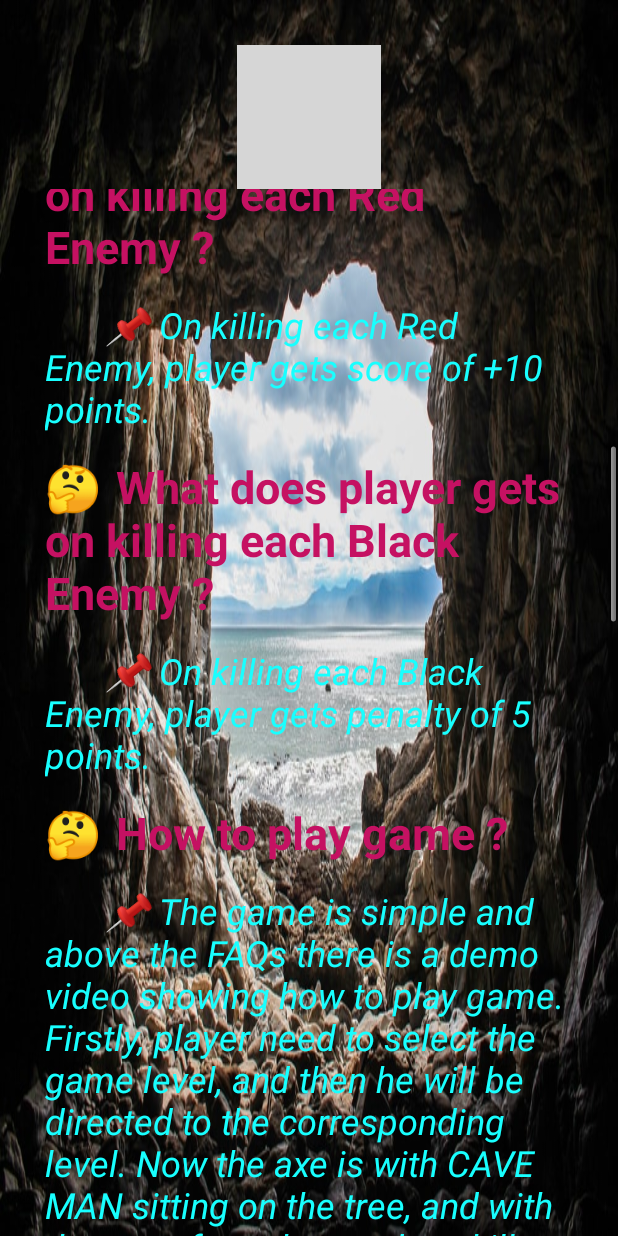
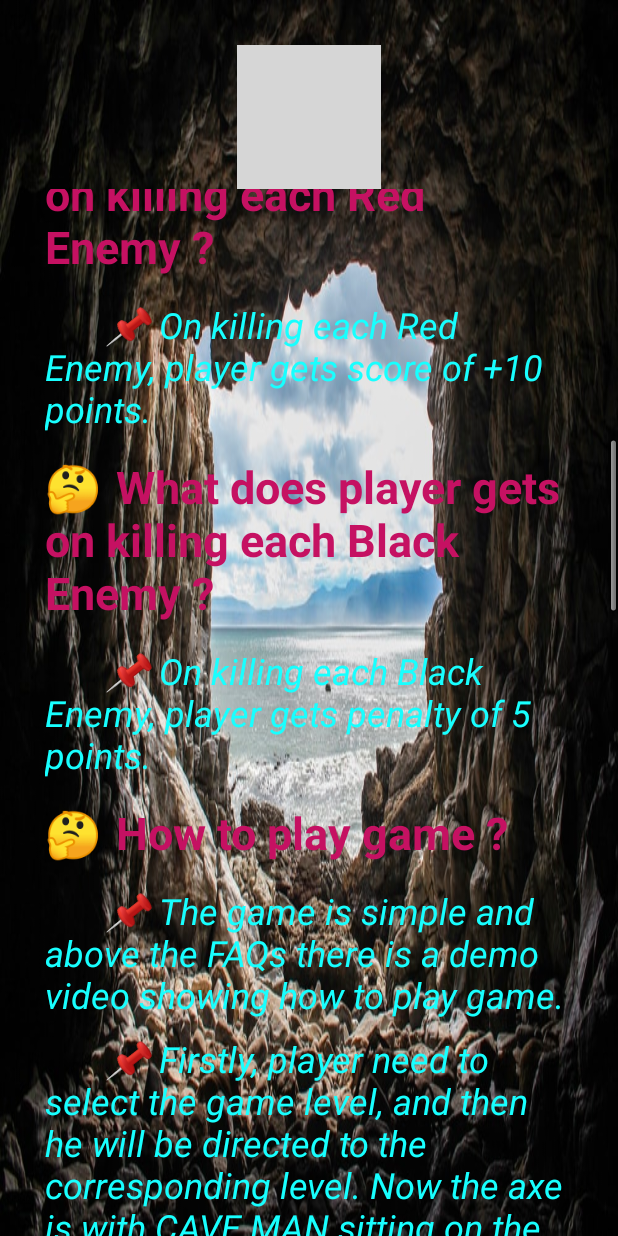
Before and after one commit to akash-rajak/Cave-Man-Game, an Android app: the layout help_layout.xml on its own in the app's theme, with its tools: preview values and no code run, scrolled down 976 dp, on a phone screen of 412 x 824 dp. Run offline under Robolectric (Android 15) with nearby library versions, the phone set to English and light mode, and no system bars; Roboto replaces fonts that are not available here; grey boxes are pictures that could not be loaded.

Commit message:
Splitted the ans section of how to play game

```diff
--- a/app/src/main/res/layout/help_layout.xml
+++ b/app/src/main/res/layout/help_layout.xml
@@ -191,7 +191,37 @@
                 android:layout_marginTop="15dip"
                 android:layout_marginLeft="30dip"
                 android:layout_marginRight="30dip"
-                android:text="@string/ans6"
+                android:text="@string/ans6line1"
+                android:textColor="#18FFFF"
+                android:textSize="24sp"
+                android:textStyle="italic" />
+            <TextView
+                android:layout_width="fill_parent"
+                android:layout_height="wrap_content"
+                android:layout_marginTop="10dip"
+                android:layout_marginLeft="30dip"
+                android:layout_marginRight="30dip"
+                android:text="@string/ans6line2"
+                android:textColor="#18FFFF"
+                android:textSize="24sp"
+                android:textStyle="italic" />
+            <TextView
+                android:layout_width="fill_parent"
+                android:layout_height="wrap_content"
+                android:layout_marginTop="10dip"
+                android:layout_marginLeft="30dip"
+                android:layout_marginRight="30dip"
+                android:text="@string/ans6line3"
+                android:textColor="#18FFFF"
+                android:textSize="24sp"
+                android:textStyle="italic" />
+            <TextView
+                android:layout_width="fill_parent"
+                android:layout_height="wrap_content"
+                android:layout_marginTop="10dip"
+                android:layout_marginLeft="30dip"
+                android:layout_marginRight="30dip"
+                android:text="@string/ans6line4"
                 android:textColor="#18FFFF"
                 android:textSize="24sp"
                 android:textStyle="italic" />
--- a/app/src/main/res/values/strings.xml
+++ b/app/src/main/res/values/strings.xml
@@ -30,7 +30,11 @@
     <string name="ques5">🤔\t What does player gets on killing each Black Enemy ?</string>
     <string name="ans5">\t\t\t📌 On killing each Black Enemy, player gets penalty of 5 points.</string>
     <string name="ques6">🤔\t How to play game ?</string>
-    <string name="ans6">\t\t\t📌 The game is simple and above the FAQs there is a demo video showing how to play game. Firstly, player need to select the game level, and then he will be directed to the corresponding level. Now the axe is with CAVE MAN sitting on the tree, and with the use of axe, he needs to kill the red enemies (because on killing red enemies he gets 10 extra points). The player need to touch the top of caveman and drag the axe towards the enemies coming from right side, and as the axe touches the Red Enemies, they got killed and player gets 10 extra points and score increases respectively. When the axe touches the Black enemies they also got killed, but player gets the penalty of 5 points. As the first enemy touches the left of the game screen, the GAME OVER! message will be displayed indicating that level is over.</string>
+    <string name="ans6line1">\t\t\t📌 The game is simple and above the FAQs there is a demo video showing how to play game.</string>
+    <string name="ans6line2">\t\t\t📌 Firstly, player need to select the game level, and then he will be directed to the corresponding level. Now the axe is with CAVE MAN sitting on the tree, and with the use of axe, he needs to kill the red enemies (because on killing red enemies he gets 10 extra points).</string>
+    <string name="ans6line3">\t\t\t📌 The player need to touch the top of caveman and drag the axe towards the enemies coming from right side, and as the axe touches the Red Enemies, they got killed and player gets 10 extra points and score increases respectively.</string>
+    <string name="ans6line4">\t\t\t📌 When the axe touches the Black enemies they also got killed, but player gets the penalty of 5 points. As the first enemy touches the left of the game screen, the GAME OVER! message will be displayed indicating that level is over.</string>
+
     <string name="ques7">🤔\t When will the "GAME OVER!" message will be displayed ?</string>
     <string name="ans7">\t\t\t📌 The GAME OVER! message will be displayed on screen when particular level finishes. At this point, If player want to play next level, need to touch anywhere on the screen. Otherwise pressing the back key and player will be directed to the MENU page.</string>
     <string name="ques8">🤔\t What is Level Score ?</string>
```
